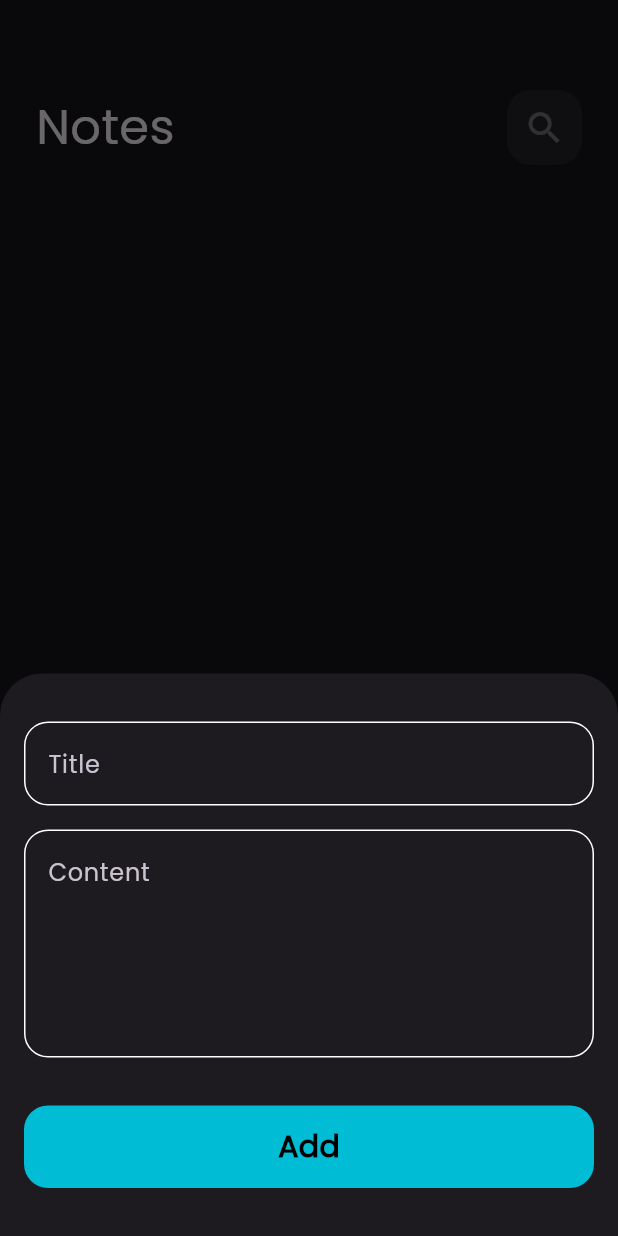
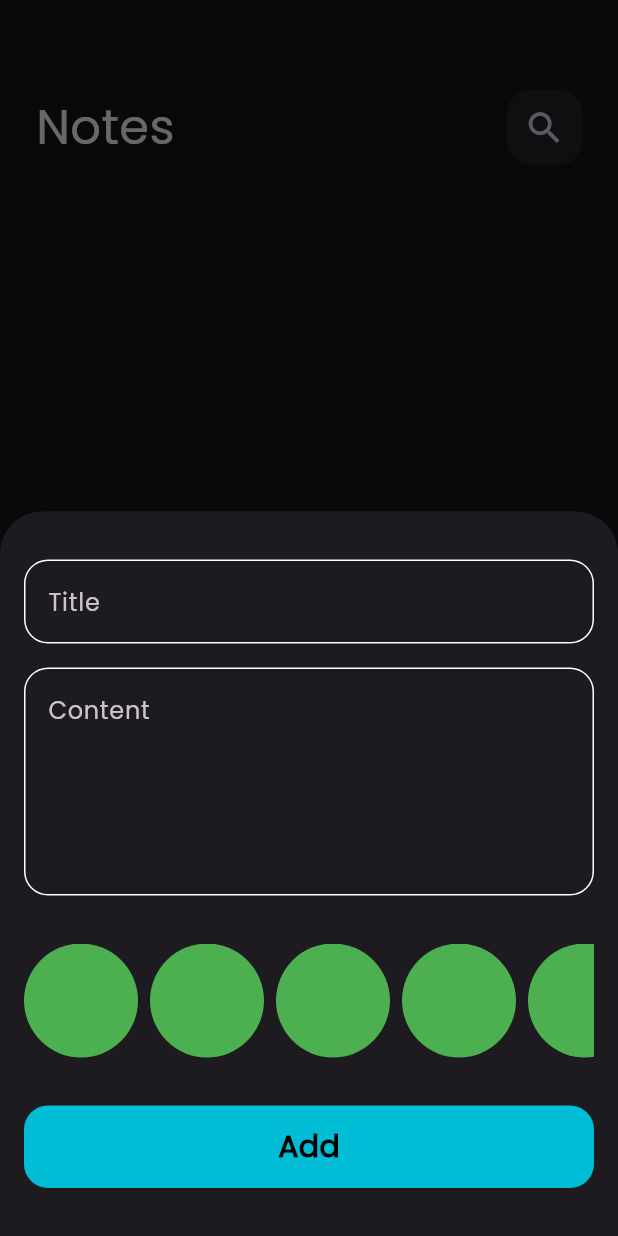
Before and after one commit to abdelrahman-elbattawy/notes_app, a Flutter app: the screen it shows after launch, after a tap on the "add" icon, on a phone screen of 412 x 824 dp. Run offline on Flutter 3.47's test engine with Material 3 defaults, Android fonts, the phone set to English and light mode, and no system bars; our stand-ins replace bloc, flutter_bloc, font_awesome_flutter, hive, hive_flutter; accounts and stored records are empty.

Commit message:
create colors list view

```diff
--- a/lib/views/edit_note_view.dart
+++ b/lib/views/edit_note_view.dart
@@ -9,8 +9,7 @@ class EditNoteView extends StatelessWidget {
 
   @override
   Widget build(BuildContext context) {
-    final NoteModel noteModel =
-        ModalRoute.of(context)!.settings.arguments as NoteModel;
+    final noteModel = ModalRoute.of(context)!.settings.arguments as NoteModel;
     return Scaffold(
       body: EditNoteViewBody(
         noteModel: noteModel,
--- a/lib/views/widgets/add_note_form.dart
+++ b/lib/views/widgets/add_note_form.dart
@@ -3,6 +3,7 @@ import 'package:flutter_bloc/flutter_bloc.dart';
 import 'package:intl/intl.dart';
 import 'package:notes_app/cubits/add_note_cubit/add_note_cubit.dart';
 import 'package:notes_app/models/note_model.dart';
+import 'package:notes_app/views/widgets/colors_list_view.dart';
 import 'package:notes_app/views/widgets/custom_button.dart';
 import 'package:notes_app/views/widgets/custom_text_field.dart';
 
@@ -47,6 +48,10 @@ class _AddNoteFormState extends State<AddNoteForm> {
           const SizedBox(
             height: 32,
           ),
+          const ColorListView(),
+          const SizedBox(
+            height: 32,
+          ),
           BlocBuilder<AddNoteCubit, AddNoteState>(
             builder: (context, state) {
               return CustomButton(
@@ -55,18 +60,7 @@ class _AddNoteFormState extends State<AddNoteForm> {
                   if (formKey.currentState!.validate()) {
                     formKey.currentState!.save();
 
-                    DateTime currentDate = DateTime.now();
-                    String formattedCurrentDate =
-                        DateFormat.yMMMd().format(currentDate);
-
-                    NoteModel noteModel = NoteModel(
-                      title: title!,
-                      subTitle: subTitle!,
-                      date: formattedCurrentDate,
-                      color: Colors.blue.value,
-                    );
-
-                    BlocProvider.of<AddNoteCubit>(context).addNote(noteModel);
+                    addNote(context);
                   } else {
                     autovalidateMode = AutovalidateMode.always;
                     setState(() {});
@@ -83,4 +77,18 @@ class _AddNoteFormState extends State<AddNoteForm> {
       ),
     );
   }
+
+  void addNote(BuildContext context) {
+    DateTime currentDate = DateTime.now();
+    String formattedCurrentDate = DateFormat.yMMMd().format(currentDate);
+
+    NoteModel noteModel = NoteModel(
+      title: title!,
+      subTitle: subTitle!,
+      date: formattedCurrentDate,
+      color: Colors.blue.value,
+    );
+
+    BlocProvider.of<AddNoteCubit>(context).addNote(noteModel);
+  }
 }
--- /dev/null
+++ b/lib/views/widgets/colors_list_view.dart
@@ -0,0 +1,32 @@
+import 'package:flutter/material.dart';
+
+class ColorItem extends StatelessWidget {
+  const ColorItem({super.key});
+
+  @override
+  Widget build(BuildContext context) {
+    return const CircleAvatar(
+      radius: 38,
+      backgroundColor: Colors.green,
+    );
+  }
+}
+
+class ColorListView extends StatelessWidget {
+  const ColorListView({super.key});
+
+  @override
+  Widget build(BuildContext context) {
+    return SizedBox(
+      height: 38 * 2,
+      child: ListView.builder(
+        scrollDirection: Axis.horizontal,
+        itemCount: 10,
+        itemBuilder: (context, index) => const Padding(
+          padding: EdgeInsets.only(right: 8),
+          child: ColorItem(),
+        ),
+      ),
+    );
+  }
+}
--- a/lib/views/widgets/notes_view_body.dart
+++ b/lib/views/widgets/notes_view_body.dart
@@ -15,23 +15,25 @@ class _NotesViewBodyState extends State<NotesViewBody> {
   @override
   void initState() {
     BlocProvider.of<NotesCubit>(context).fetchAllNotes();
+
     super.initState();
   }
 
   @override
   Widget build(BuildContext context) {
-    return const Padding(
-      padding: EdgeInsets.symmetric(horizontal: 24),
+    return Padding(
+      padding: const EdgeInsets.symmetric(horizontal: 24),
       child: Column(
         children: [
-          SizedBox(
+          const SizedBox(
             height: 60,
           ),
           CustomAppBar(
+            onPressed: () {},
             title: 'Notes',
             icon: Icons.search,
           ),
-          Expanded(
+          const Expanded(
             child: NotesListView(),
           ),
         ],
```
